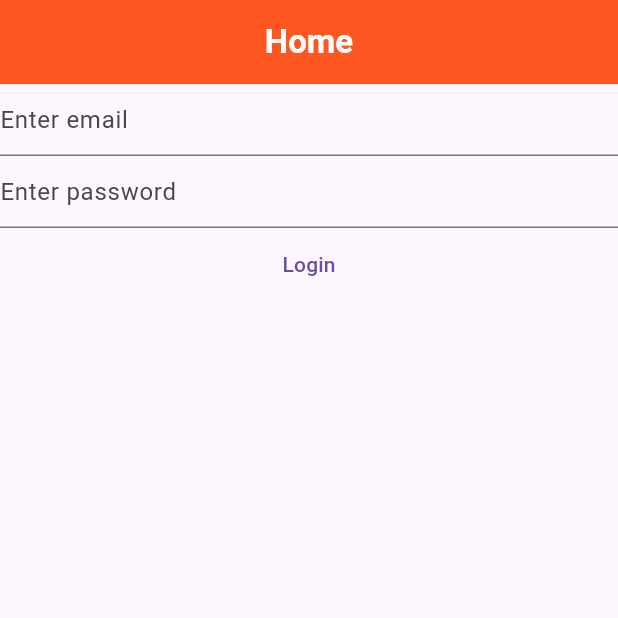
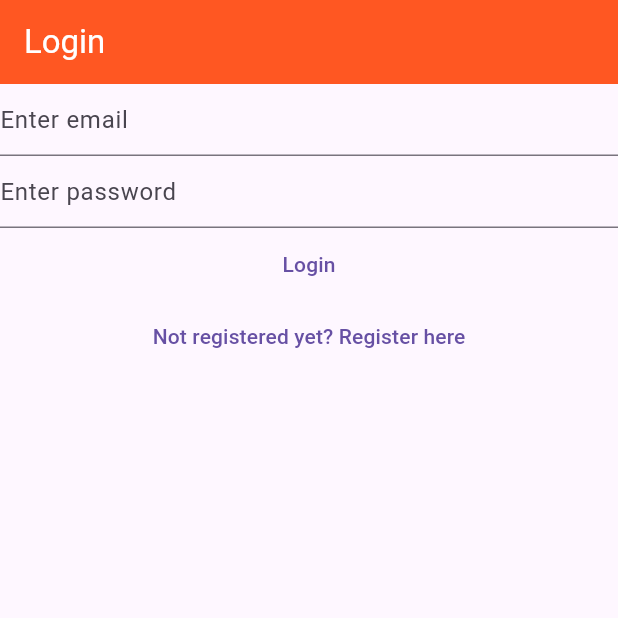
Before and after one commit to MunyaoMulinge/mynotes, a Flutter app: the screen it shows after launch, on a phone screen of 412 x 824 dp, the top half of it. Run offline on Flutter 3.47's test engine with Material 3 defaults, Android fonts, the phone set to English and light mode, and no system bars; our stand-ins replace firebase_auth, firebase_core; accounts and stored records are empty.

Commit message:
login and register navigation fix

```diff
--- a/lib/main.dart
+++ b/lib/main.dart
@@ -3,6 +3,7 @@ import 'package:firebase_core/firebase_core.dart';
 import 'package:flutter/material.dart';
 import 'package:mynotes/firebase_options.dart';
 import 'package:mynotes/views/login_view.dart';
+import 'package:mynotes/views/register_view.dart';
 
 void main() {
   WidgetsFlutterBinding.ensureInitialized();
@@ -12,6 +13,10 @@ void main() {
       title: 'Flutter Demo',
       theme: ThemeData(primarySwatch: Colors.blue),
       home: const HomePage(),
+      routes: {
+        '/login/': (context) => const LoginView(),
+        '/register/': (context) => const RegisterView(),
+      },
     ),
   );
 }
@@ -21,16 +26,7 @@ class HomePage extends StatelessWidget {
 
   @override
   Widget build(BuildContext context) {
-    return Scaffold(
-      appBar: AppBar(
-        title: const Text(
-          'Home',
-          style: TextStyle(color: Colors.white, fontWeight: FontWeight.bold),
-        ),
-        backgroundColor: Colors.deepOrange,
-        centerTitle: true,
-      ),
-      body: FutureBuilder(
+    return FutureBuilder(
       future: Firebase.initializeApp(
         options: DefaultFirebaseOptions.currentPlatform,
       ),
@@ -45,35 +41,11 @@ class HomePage extends StatelessWidget {
             // }
             return const LoginView();
           default:
-              return const Text('Loading...');
+            return const CircularProgressIndicator(
+              color: Colors.deepOrange,
+            );
         }
       },
-      ),
     );
   }
 }
-
-class VerifyEmailView extends StatefulWidget {
-  const VerifyEmailView({super.key});
-
-  @override
-  State<VerifyEmailView> createState() => _VerifyEmailViewState();
-}
-
-class _VerifyEmailViewState extends State<VerifyEmailView> {
-  @override
-  Widget build(BuildContext context) {
-    return Column(
-      children: [
-        const Text('Please verify your email address'),
-        TextButton(
-          onPressed: () async {
-            final user = FirebaseAuth.instance.currentUser;
-            await user?.sendEmailVerification();
-          },
-          child: const Text('Send email verification'),
-        ),
-      ],
-    );
-  }
-}
--- a/lib/views/login_view.dart
+++ b/lib/views/login_view.dart
@@ -29,7 +29,13 @@ class _LoginViewState extends State<LoginView> {
 
   @override
   Widget build(BuildContext context) {
-    return Column(
+    return Scaffold(
+      appBar: AppBar(
+        title: const Text('Login', style: TextStyle(color: Colors.white)),
+        backgroundColor: Colors.deepOrange,
+      ),
+      body: SafeArea(
+        child: Column(
           children: [
             TextField(
               controller: _email,
@@ -51,7 +57,10 @@ class _LoginViewState extends State<LoginView> {
                 final password = _password.text;
                 try {
                   final userCredential = await FirebaseAuth.instance
-                  .signInWithEmailAndPassword(email: email, password: password);
+                      .signInWithEmailAndPassword(
+                        email: email,
+                        password: password,
+                      );
                   print(userCredential);
                 } on FirebaseAuthException catch (e) {
                   if (e.code == 'user-not-found') {
@@ -63,7 +72,17 @@ class _LoginViewState extends State<LoginView> {
               },
               child: const Text('Login'),
             ),
+            TextButton(
+              onPressed: () {
+                Navigator.of(
+                  context,
+                ).pushNamedAndRemoveUntil('/register/', (route) => false);
+              },
+              child: const Text('Not registered yet? Register here'),
+            ),
           ],
+        ),
+      ),
     );
   }
 }
--- a/lib/views/register_view.dart
+++ b/lib/views/register_view.dart
@@ -29,7 +29,16 @@ class _RegisterViewState extends State<RegisterView> {
 
   @override
   Widget build(BuildContext context) {
-    return Column(
+    return Scaffold(
+      appBar: AppBar(
+        title: const Text('Register', style: TextStyle(color: Colors.white)),
+        backgroundColor: Colors.deepOrange,
+      ),
+      body: Scaffold(
+        appBar: AppBar(
+          title: const Text('Login'),
+        ),
+        body: Column(
           children: [
             TextField(
               controller: _email,
@@ -68,7 +77,17 @@ class _RegisterViewState extends State<RegisterView> {
               },
               child: const Text('Register'),
             ),
+            TextButton(
+              onPressed: () {
+                Navigator.of(
+                  context,
+                ).pushNamedAndRemoveUntil('/login/', (route) => false);
+              },
+              child: const Text('Already registered? Login here'),
+            ),
           ],
+        ),
+      ),
     );
   }
 }
```
Also changed, not shown: lib/views/verify_email_view.dart (added, +33 -0 lines). Lines whose indentation alone changed are shown as unchanged.
